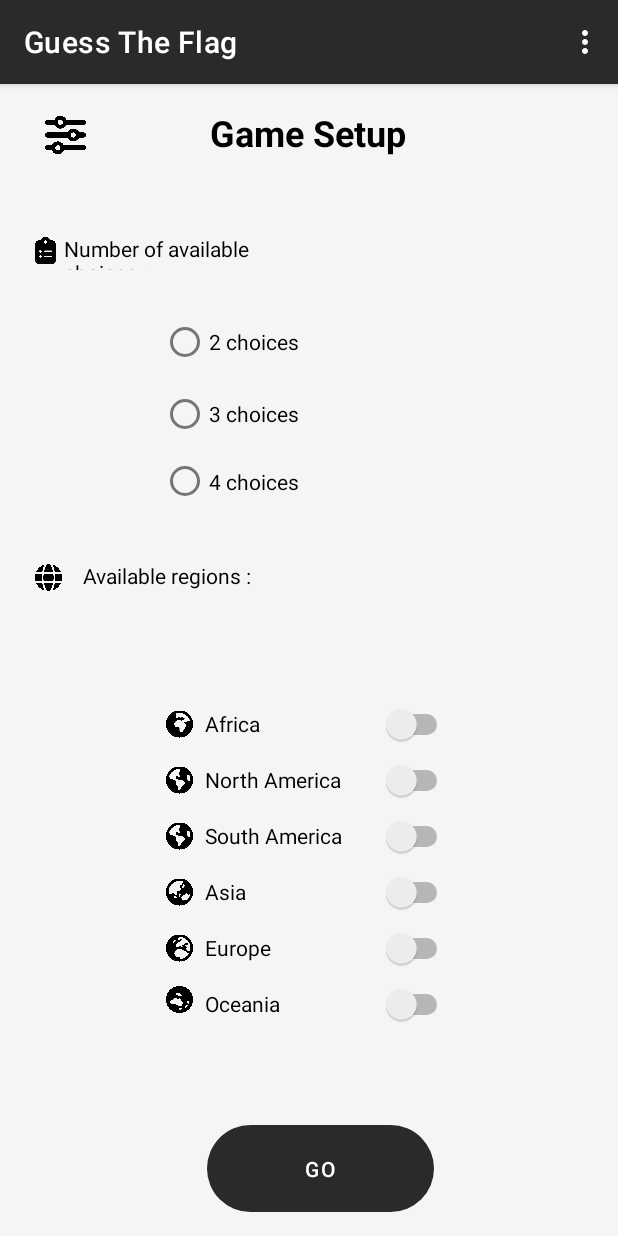
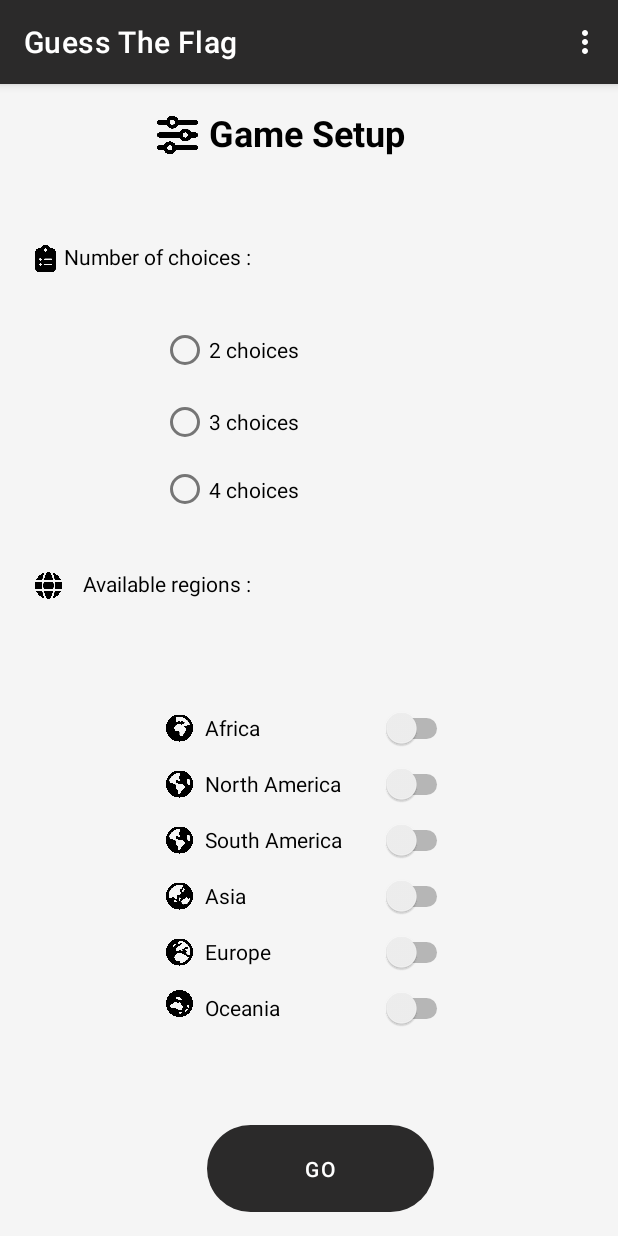
Before and after one commit to blochdu62/Android_Projet, an Android app: the SetUpFragment screen opened through its navigation route, on a phone screen of 412 x 824 dp. Run offline under Robolectric (Android 15) with nearby library versions, the phone set to English and light mode, and no system bars.

Commit message:
fix bug text

```diff
--- a/app/src/main/res/layout/fragment_set_up.xml
+++ b/app/src/main/res/layout/fragment_set_up.xml
@@ -22,8 +22,8 @@
 
     <TextView
         android:id="@+id/Jouer"
-        android:layout_width="296dp"
-        android:layout_height="32dp"
+        android:layout_width="145dp"
+        android:layout_height="37dp"
         android:layout_marginTop="16dp"
         android:text="Game Setup"
         android:textAlignment="center"
@@ -82,7 +82,7 @@
         android:layout_width="172dp"
         android:layout_height="24dp"
         android:layout_marginTop="52dp"
-        android:text="Number of available choices :"
+        android:text="Number of choices :"
         android:textColor="@color/black"
         app:layout_constraintEnd_toEndOf="parent"
         app:layout_constraintHorizontal_bias="0.179"
```
